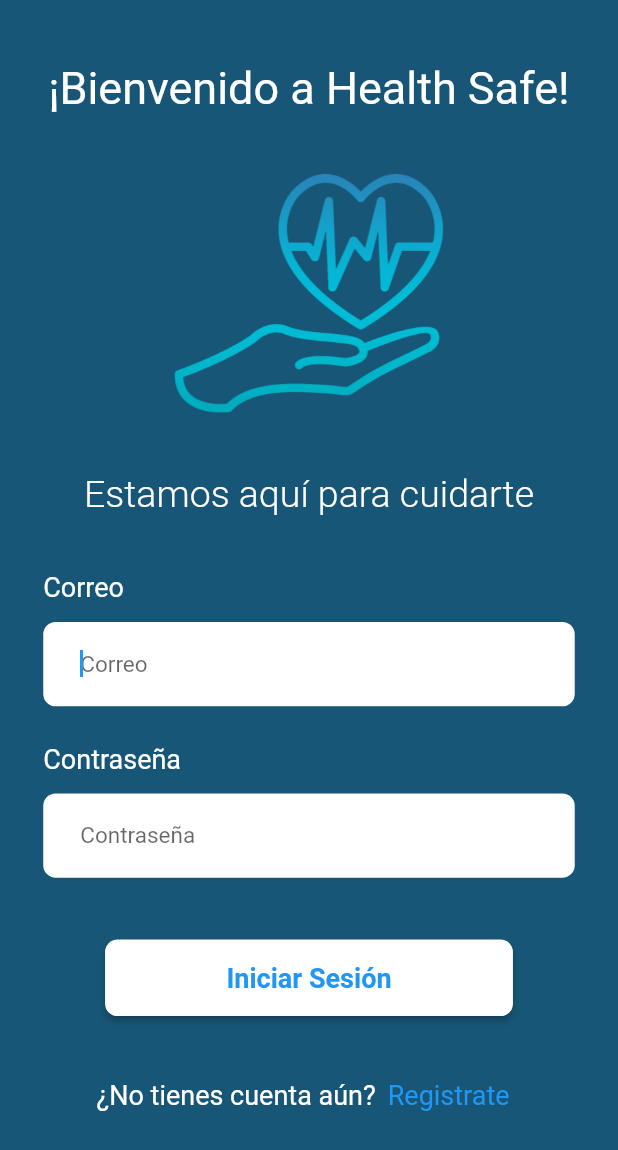
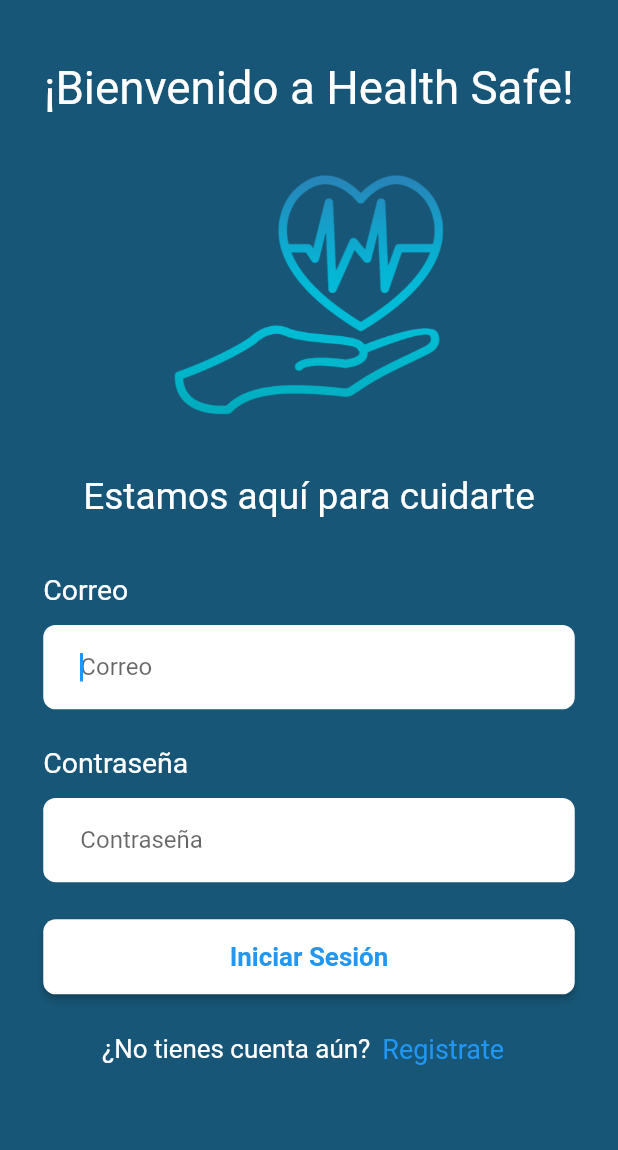
Before and after one commit to flutter-preview/beleningalina20-health_safe_paciente, a Flutter app: the screen it shows after launch, on a phone screen of 412 x 824 dp. Shown: the top 1150 px of the screen. Run offline on Flutter 3.47's test engine with Material 2 defaults, Android fonts, the phone set to English and light mode, and no system bars; our stand-ins replace flutter_secure_storage, image_picker; accounts and stored records are empty.

Commit message:
Login & HomPage

```diff
--- a/lib/src/models/models.dart
+++ b/lib/src/models/models.dart
@@ -1,7 +1,3 @@
 export 'package:health_safe_paciente/src/models/responses/autenticacion_response.dart';
-
-export 'package:health_safe_paciente/src/models/requests/login_request.dart';
-export 'package:health_safe_paciente/src/models/requests/registro_usuario_request.dart';
-
 export 'package:health_safe_paciente/src/models/usuario.dart';
 export 'package:health_safe_paciente/src/models/rol.dart';
--- a/lib/src/models/requests/login_request.dart
+++ /dev/null
@@ -1,14 +0,0 @@
-class LoginRequest {
-  LoginRequest({required this.correo, required this.contrasena});
-
-  String correo;
-  String contrasena;
-
-  Map<String, String> toJson() => {
-        'correo': correo.trim(),
-        'contrasena': contrasena.trim(),
-      };
-
-  @override
-  String toString() => '$correo - $contrasena';
-}
--- a/lib/src/models/requests/registro_usuario_request.dart
+++ /dev/null
@@ -1,41 +0,0 @@
-import 'dart:io';
-
-class RegistroUsuarioRequest {
-  RegistroUsuarioRequest(
-      {required this.correo,
-      required this.contrasena,
-      required this.dni,
-      required this.nombre,
-      required this.apellido,
-      required this.imagenPerfil,
-      required this.imagenDniFrente,
-      required this.imagenDniDorso,
-      required this.sexo,
-      required this.fechaNacimiento});
-
-  String correo;
-  String contrasena;
-  String dni;
-  String nombre;
-  String apellido;
-  File imagenPerfil;
-  File imagenDniFrente;
-  File imagenDniDorso;
-  String sexo;
-  DateTime fechaNacimiento;
-
-  Map<String, String> toJson() => {
-        'correo': correo.trim(),
-        'contrasena': contrasena.trim(),
-        'nombre': nombre.trim(),
-        'apellido': apellido.trim(),
-        'dni': dni.trim(),
-        'fechaNacimiento': fechaNacimiento.toString(),
-        'sexo': sexo.trim().toUpperCase()[0],
-        'idrol': '1'
-      };
-
-  @override
-  String toString() =>
-      '$correo - $contrasena - $dni - $nombre - $apellido - ${imagenPerfil.path} - ${imagenDniFrente.path} - ${imagenDniDorso.path} - $sexo - $fechaNacimiento';
-}
--- a/lib/src/pages/login_page.dart
+++ b/lib/src/pages/login_page.dart
@@ -50,20 +50,19 @@ class _FormLogin extends StatelessWidget {
         child: Column(
           children: [
             TextFormFieldCustom(
-                label: 'Correo',
-                labelColor: Colors.white,
-                keyboardType: TextInputType.emailAddress,
-                value: loginProvider.correo,
-                validator: (String? value) =>
-                    (value != '') ? null : 'Ingrese su correo'),
+              label: 'Correo',
+              labelColor: Colors.white,
+              keyboardType: TextInputType.emailAddress,
+              value: loginProvider.correo,
+              onChanged: (value) => loginProvider.correo = value,
+            ),
             SizedBox(height: SizeConfig.height * 0.03),
             TextFormFieldCustom(
                 label: 'Contraseña',
                 labelColor: Colors.white,
                 isPassword: true,
                 value: loginProvider.contrasena,
-                validator: (String? value) =>
-                    (value != '') ? null : 'Ingrese su contraseña'),
+                onChanged: (value) => loginProvider.contrasena = value),
             SizedBox(height: SizeConfig.height * 0.03),
             (!autenticacionService.isLoading)
                 ? ElevatedButtonCustom(
@@ -73,9 +72,7 @@ class _FormLogin extends StatelessWidget {
                         ? () => loginUsuario(context)
                         : () {},
                     text: 'Iniciar Sesión')
-                : const CircularProgressIndicatorCustom(),
-            if (autenticacionService.isLoading)
-              const CircularProgressIndicator()
+                : const CircularProgressIndicatorCustom()
           ],
         ),
       ),
@@ -90,14 +87,12 @@ class _FormLogin extends StatelessWidget {
     final autenticacionSevice =
         Provider.of<AutenticacionService>(context, listen: false);
 
-    await autenticacionSevice.login(loginProvider.loginRequest()).then((resp) {
-      if (resp) {
-        Navigator.of(context).pushReplacementNamed(HomePage.routeName);
-      } else {
-        ScaffoldMessenger.of(context).showSnackBar(
-            const SnackBar(content: Text('Falló login de usuario')));
-        Navigator.of(context).pushReplacementNamed(LoginPage.routeName);
-      }
+    await autenticacionSevice
+        .login(loginProvider.correo, loginProvider.contrasena)
+        .then((resp) =>
+            Navigator.of(context).pushReplacementNamed(HomePage.routeName))
+        .onError((error, stackTrace) {
+      // TODO
     });
   }
 }
@@ -106,11 +101,7 @@ class _RegistroUsuarioBoton extends StatelessWidget {
   @override
   Widget build(BuildContext context) {
     return Row(mainAxisAlignment: MainAxisAlignment.center, children: [
-      Text('¿No tienes cuenta aún?',
-          style: Theme.of(context)
-              .textTheme
-              .button!
-              .copyWith(color: Colors.white)),
+      const DisclaimerText(text: '¿No tienes cuenta aún?', color: Colors.white),
       TextButton(
           onPressed: () =>
               Navigator.pushNamed(context, RegistroUsuarioPage.routeName),
--- a/lib/src/providers/login_provider.dart
+++ b/lib/src/providers/login_provider.dart
@@ -1,5 +1,4 @@
 import 'package:flutter/material.dart';
-import 'package:health_safe_paciente/src/models/models.dart';
 
 class LoginProvider with ChangeNotifier {
   GlobalKey<FormState> formKey = GlobalKey<FormState>();
@@ -16,8 +15,4 @@ class LoginProvider with ChangeNotifier {
   }
 
   bool isValidForm() => formKey.currentState?.validate() ?? false;
-
-  LoginRequest loginRequest() {
-    return LoginRequest(correo: correo, contrasena: contrasena);
-  }
 }
--- /dev/null
+++ b/lib/src/resources/dimens.dart
@@ -0,0 +1,7 @@
+import 'package:health_safe_paciente/src/helpers/helpers.dart';
+
+class Dimens {
+  static double radius = SizeConfig.height * 0.01;
+
+  // static double padding =
+}
--- a/lib/src/theme/theme_app.dart
+++ b/lib/src/theme/theme_app.dart
@@ -2,39 +2,6 @@ import 'package:flutter/material.dart';
 
 class ThemeApp {
   static ThemeData theme = ThemeData(
-    textTheme: const TextTheme(
-      // ! Puede ser removido las propiedades de este text theme por que son 2018
-      // Logo - Nombre app
-      headline1: TextStyle(fontSize: 30, fontWeight: FontWeight.w400),
-      // Logo - Slogan
-      headline2: TextStyle(fontSize: 25, fontWeight: FontWeight.w300),
-      // Labels para los text field custom
-      // TextField
-      subtitle1: TextStyle(fontSize: 15),
-      // Text
-      bodyText2: TextStyle(fontSize: 18),
-      // Texto que acompaña al text button
-      button: TextStyle(fontSize: 18, fontWeight: FontWeight.w400),
-
-      // Sin usar
-      /*subtitle2: TextStyle(color: Colors.green),
-        headline3: TextStyle(color: Colors.purple, fontWeight: FontWeight.w400),
-        caption: TextStyle(color: Colors.purple),
-
-        //
-        headline4: TextStyle(color: Colors.pink, fontWeight: FontWeight.w400),
-        headline5: TextStyle(color: Colors.purple, fontWeight: FontWeight.w400),
-        headline6: TextStyle(color: Colors.red, fontWeight: FontWeight.w400),
-        bodyText1: TextStyle(color: Colors.red),
-        overline: TextStyle(color: Colors.red),*/
-    ),
-    elevatedButtonTheme: ElevatedButtonThemeData(
-        style: ElevatedButton.styleFrom(
-            padding: const EdgeInsets.all(15),
-            textStyle:
-                const TextStyle(fontSize: 18, fontWeight: FontWeight.bold),
-            shape: RoundedRectangleBorder(
-                borderRadius: BorderRadius.circular(8.25)))),
     textButtonTheme: TextButtonThemeData(
         style: TextButton.styleFrom(
             foregroundColor: Colors.blue,
--- a/lib/src/widgets/appbar_custom.dart
+++ b/lib/src/widgets/appbar_custom.dart
@@ -8,10 +8,7 @@ class AppbarCustom extends StatelessWidget implements PreferredSizeWidget {
     return AppBar(
       actions: <Widget>[
         IconButton(
-            icon: const Icon(Icons.chat_bubble_outline_sharp),
-            onPressed: () {
-              // TODO Navegar a la casilla de mensajes
-            })
+            icon: const Icon(Icons.chat_bubble_outline_sharp), onPressed: () {})
       ],
     );
   }
--- a/lib/src/widgets/elevated_button_custom.dart
+++ b/lib/src/widgets/elevated_button_custom.dart
@@ -1,5 +1,7 @@
 import 'package:flutter/material.dart';
 import 'package:health_safe_paciente/src/helpers/helpers.dart';
+import 'package:health_safe_paciente/src/resources/dimens.dart';
+import 'package:health_safe_paciente/src/widgets/text_custom.dart';
 
 class ElevatedButtonCustom extends StatelessWidget {
   final bool large;
@@ -7,6 +9,7 @@ class ElevatedButtonCustom extends StatelessWidget {
   final String text;
   final Color backgroundColor;
   final Color foregroundColor;
+  final EdgeInsetsGeometry? margin;
 
   const ElevatedButtonCustom(
       {super.key,
@@ -14,24 +17,23 @@ class ElevatedButtonCustom extends StatelessWidget {
       required this.onPressed,
       required this.text,
       this.backgroundColor = Colors.blue,
-      this.foregroundColor = Colors.white});
+      this.foregroundColor = Colors.white,
+      this.margin});
 
   @override
   Widget build(BuildContext context) {
     return Container(
         width: double.infinity,
-        margin: EdgeInsets.symmetric(
-            vertical: SizeConfig.height * 0.02,
-            horizontal: SizeConfig.height * 0.05),
+        margin: margin,
         child: ElevatedButton(
           onPressed: onPressed,
-          style: Theme.of(context).elevatedButtonTheme.style!.copyWith(
-                foregroundColor: MaterialStateProperty.resolveWith(
-                    (states) => foregroundColor),
-                backgroundColor: MaterialStateProperty.resolveWith(
-                    (states) => backgroundColor),
-              ),
-          child: Text(text),
+          style: ElevatedButton.styleFrom(
+              backgroundColor: backgroundColor,
+              padding: const EdgeInsets.all(15),
+              shape: RoundedRectangleBorder(
+                  borderRadius: BorderRadius.circular(Dimens.radius))),
+          child: DisclaimerText(
+              text: text, color: foregroundColor, fontWeight: FontWeight.bold),
         ));
   }
 }
--- a/lib/src/widgets/logo_health_safe.dart
+++ b/lib/src/widgets/logo_health_safe.dart
@@ -1,8 +1,9 @@
 import 'package:flutter/material.dart';
 import 'package:health_safe_paciente/src/helpers/helpers.dart';
+import 'package:health_safe_paciente/src/widgets/widgets.dart';
 
 class LogoHealthSafe extends StatelessWidget {
-  final Color? textColor;
+  final Color textColor;
   const LogoHealthSafe({Key? key, this.textColor = Colors.white})
       : super(key: key);
 
@@ -12,21 +13,13 @@ class LogoHealthSafe extends StatelessWidget {
         width: double.infinity,
         margin: EdgeInsets.symmetric(vertical: SizeConfig.height * 0.03),
         child: Column(children: <Widget>[
-          Text('¡Bienvenido a Health Safe!',
-              style: Theme.of(context)
-                  .textTheme
-                  .headline1!
-                  .copyWith(color: textColor)),
+          TitleText(text: '¡Bienvenido a Health Safe!', color: textColor),
           SizedBox(height: SizeConfig.height * 0.02),
           Image(
               image: const AssetImage('assets/imgs/logo_health_safe.png'),
               height: SizeConfig.height * 0.25),
           SizedBox(height: SizeConfig.height * 0.02),
-          Text('Estamos aquí para cuidarte',
-              style: Theme.of(context)
-                  .textTheme
-                  .headline2!
-                  .copyWith(color: textColor))
+          SubtitleText(text: 'Estamos aquí para cuidarte', color: textColor)
         ]));
   }
 }
--- /dev/null
+++ b/lib/src/widgets/text_custom.dart
@@ -0,0 +1,75 @@
+import 'package:flutter/material.dart';
+import 'package:health_safe_paciente/src/helpers/helpers.dart';
+
+class TitleText extends StatelessWidget {
+  final String text;
+  final Color color;
+  final FontWeight fontWeight;
+  const TitleText(
+      {super.key,
+      required this.text,
+      this.color = Colors.black,
+      this.fontWeight = FontWeight.normal});
+
+  @override
+  Widget build(BuildContext context) {
+    return Text(
+      text, // 30.54
+      style: TextStyle(fontSize: SizeConfig.height * 0.037, color: color),
+    );
+  }
+}
+
+class SubtitleText extends StatelessWidget {
+  final String text;
+  final Color color;
+  const SubtitleText(
+      {super.key, required this.text, this.color = Colors.black});
+
+  @override
+  Widget build(BuildContext context) {
+    return Text(
+      text, //26.41
+      style: TextStyle(fontSize: SizeConfig.height * 0.03, color: color),
+    );
+  }
+}
+
+class DescriptionText extends StatelessWidget {
+  final String text;
+  final Color color;
+
+  const DescriptionText(
+      {super.key, required this.text, this.color = Colors.black});
+
+  @override
+  Widget build(BuildContext context) {
+    return Text(
+      text, // 22.28
+      style: TextStyle(fontSize: SizeConfig.height * 0.023, color: color),
+    );
+  }
+}
+
+class DisclaimerText extends StatelessWidget {
+  final String text;
+  final Color color;
+  final FontWeight fontWeight;
+
+  const DisclaimerText(
+      {super.key,
+      required this.text,
+      this.color = Colors.black,
+      this.fontWeight = FontWeight.normal});
+
+  @override
+  Widget build(BuildContext context) {
+    return Text(
+      text, // 19.81
+      style: TextStyle(
+          fontSize: SizeConfig.height * 0.021,
+          color: color,
+          fontWeight: fontWeight),
+    );
+  }
+}
--- a/lib/src/widgets/text_form_field_custom.dart
+++ b/lib/src/widgets/text_form_field_custom.dart
@@ -1,5 +1,6 @@
 import 'package:flutter/material.dart';
 import 'package:health_safe_paciente/src/helpers/helpers.dart';
+import 'package:health_safe_paciente/src/widgets/text_custom.dart';
 
 class TextFormFieldCustom extends StatelessWidget {
   String value;
@@ -37,12 +38,7 @@ class TextFormFieldCustom extends StatelessWidget {
     return Column(
       crossAxisAlignment: CrossAxisAlignment.start,
       children: [
-        if (label != null)
-          Text(label!,
-              style: Theme.of(context)
-                  .textTheme
-                  .bodyText2!
-                  .copyWith(color: labelColor)),
+        if (label != null) DescriptionText(text: label!, color: labelColor),
         SizedBox(height: SizeConfig.height * 0.015),
         Container(
           padding: EdgeInsets.symmetric(
--- a/lib/src/widgets/widgets.dart
+++ b/lib/src/widgets/widgets.dart
@@ -9,3 +9,4 @@ export 'package:health_safe_paciente/src/widgets/imagen_perfil.dart';
 export 'package:health_safe_paciente/src/widgets/logo_health_safe.dart';
 export 'package:health_safe_paciente/src/widgets/elevated_button_custom.dart';
 export 'package:health_safe_paciente/src/widgets/text_form_field_custom.dart';
+export 'package:health_safe_paciente/src/widgets/text_custom.dart';
```
Also changed, not shown: lib/src/pages/home_page.dart (+4 -6 lines), lib/src/pages/registro_usuario_page.dart (+11 -34 lines), lib/src/providers/registro_usuario_provider.dart (+0 -14 lines), lib/src/services/autenticacion_service.dart (+63 -32 lines), lib/src/widgets/drawer_custom.dart (+8 -6 lines).
